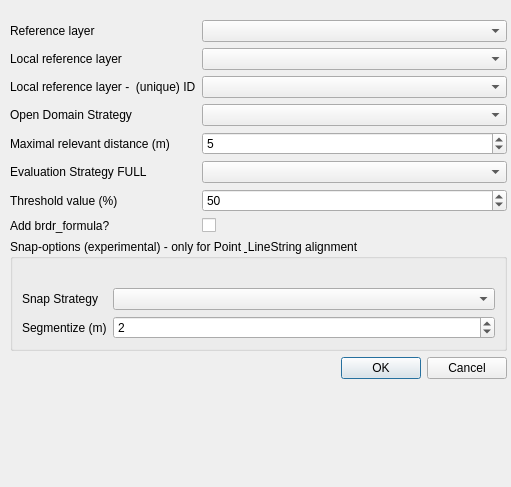
Old version of the form plugin/brdrq/brdrq_settings.ui in the repository OnroerendErfgoed/brdrQ.
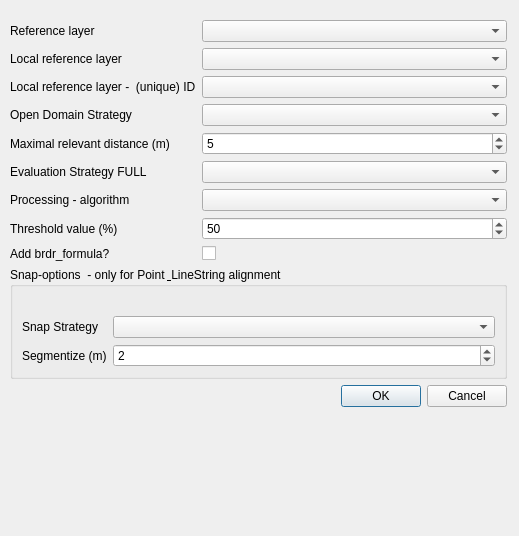
New version of the form. Custom widgets are drawn as their Qt base class.

Commit message: added enum to choose Processor

```diff
--- a/plugin/brdrq/brdrq_settings.ui
+++ b/plugin/brdrq/brdrq_settings.ui
@@ -6,8 +6,8 @@
    <rect>
     <x>0</x>
     <y>0</y>
-    <width>511</width>
-    <height>487</height>
+    <width>519</width>
+    <height>536</height>
    </rect>
   </property>
   <property name="windowTitle">
@@ -19,7 +19,7 @@
      <x>10</x>
      <y>20</y>
      <width>497</width>
-     <height>451</height>
+     <height>511</height>
     </rect>
    </property>
    <layout class="QGridLayout" name="gridLayout">
@@ -95,7 +95,7 @@
       <item row="5" column="1">
        <widget class="QComboBox" name="comboBox_fullstrategy"/>
       </item>
-      <item row="6" column="0">
+      <item row="7" column="0">
        <widget class="QLabel" name="label_5">
         <property name="enabled">
          <bool>true</bool>
@@ -105,7 +105,7 @@
         </property>
        </widget>
       </item>
-      <item row="6" column="1">
+      <item row="7" column="1">
        <widget class="QSpinBox" name="spinBox_threshold">
         <property name="enabled">
          <bool>true</bool>
@@ -118,14 +118,14 @@
         </property>
        </widget>
       </item>
-      <item row="7" column="0">
+      <item row="8" column="0">
        <widget class="QLabel" name="label_11">
         <property name="text">
          <string>Add brdr_formula?</string>
         </property>
        </widget>
       </item>
-      <item row="7" column="1">
+      <item row="8" column="1">
        <widget class="QCheckBox" name="checkBox_formula">
         <property name="text">
          <string/>
@@ -138,10 +138,10 @@
         </property>
        </widget>
       </item>
-      <item row="8" column="0" colspan="2">
+      <item row="9" column="0" colspan="2">
        <widget class="QgsCollapsibleGroupBox" name="collapsibleGroupBox">
         <property name="title">
-         <string>Snap-options (experimental) - only for Point &amp; LineString alignment</string>
+         <string>Snap-options  - only for Point &amp; LineString alignment</string>
         </property>
         <property name="checkable">
          <bool>false</bool>
@@ -197,7 +197,7 @@
         </layout>
        </widget>
       </item>
-      <item row="9" column="1">
+      <item row="10" column="1">
        <widget class="QDialogButtonBox" name="buttonBox_settings">
         <property name="orientation">
          <enum>Qt::Horizontal</enum>
@@ -207,6 +207,16 @@
         </property>
        </widget>
       </item>
+      <item row="6" column="0">
+       <widget class="QLabel" name="label_14">
+        <property name="text">
+         <string>Processing - algorithm</string>
+        </property>
+       </widget>
+      </item>
+      <item row="6" column="1">
+       <widget class="QComboBox" name="comboBox_processor"/>
+      </item>
      </layout>
     </item>
    </layout>
```
The commit also changes 10 other files.
